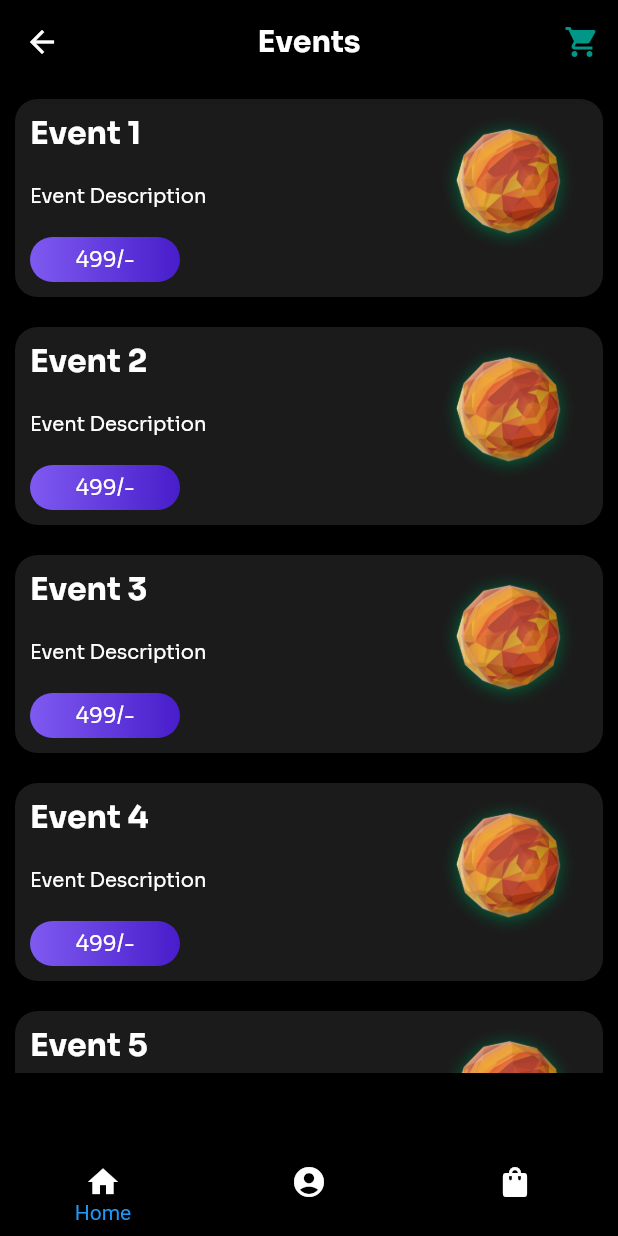
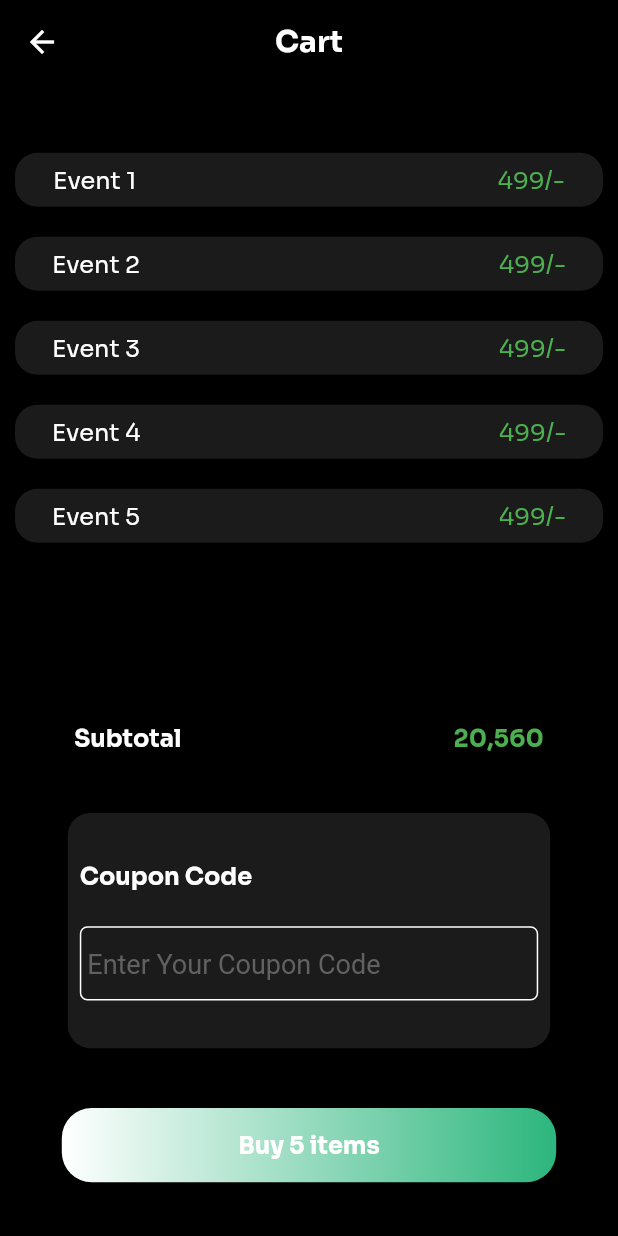
Before and after one commit to Prashant1709/ktf, a Flutter app: the events screen opened directly, after a tap on the "shopping cart" icon, on a phone screen of 412 x 824 dp. Run offline on Flutter 3.47's test engine with Material 2 defaults, Android fonts, the phone set to English and light mode, and no system bars; drawn by our look-alikes of auto_size_text; our stand-ins replace carousel_slider, circular_countdown_timer, firebase_auth, firebase_core, fluttertoast, glass_kit and 3 more; missing offline and left inert: number_to_words, text_divider; accounts and stored records are empty.

Commit message:
Razorpay pages in making

```diff
--- a/lib/cart.dart
+++ b/lib/cart.dart
@@ -0,0 +1,141 @@
+import 'package:auto_size_text/auto_size_text.dart';
+import 'package:flutter/material.dart';
+import 'package:google_fonts/google_fonts.dart';
+import 'package:hexcolor/hexcolor.dart';
+import 'package:number_to_words/number_to_words.dart';
+class cart extends StatefulWidget {
+  const cart({Key? key}) : super(key: key);
+
+  @override
+  State<cart> createState() => _cartState();
+}
+
+class _cartState extends State<cart> {
+  double h(double height) {
+    return MediaQuery.of(context).size.height * height;
+  }
+
+  double w(double width) {
+    return MediaQuery.of(context).size.width * width;
+  }
+  @override
+  Widget build(BuildContext context) {
+    return Scaffold(
+      appBar: AppBar(
+        title: Text(
+          "Cart",
+          style: GoogleFonts.sora(fontWeight: FontWeight.bold),
+        ),
+        centerTitle: true,
+        backgroundColor: Colors.transparent,
+      ),
+      backgroundColor: Colors.black,
+      body:Column(mainAxisAlignment: MainAxisAlignment.spaceEvenly,
+      crossAxisAlignment: CrossAxisAlignment.start,
+      children: [
+        SingleChildScrollView(
+          child: SizedBox(
+            height: h(0.43),
+            child: ListView.builder(itemBuilder: (context,position){
+              return Padding(padding: EdgeInsets.all(6.0),
+              child: Flexible(
+                child: Card(
+                  shape: RoundedRectangleBorder(
+                    borderRadius: BorderRadius.circular(15.0),
+                  ),
+                  color: HexColor("#1B1B1B"),
+                  child: Padding(
+                    padding: const EdgeInsets.all(8.0),
+                    child: Row(
+                      mainAxisAlignment: MainAxisAlignment.spaceEvenly,
+                      children: [
+                        AutoSizeText("Event ${position+1}",style: GoogleFonts.sora(fontSize: 16,color: Colors.white),),
+                        SizedBox(width: w(0.5),),
+                        AutoSizeText("499/-",style: GoogleFonts.sora(fontSize: 16,color: Colors.green),)
+                      ],
+                    ),
+                  ),
+                ),
+              ),);
+            },itemCount: 5,),
+          ),
+        ),
+        Row(mainAxisAlignment: MainAxisAlignment.spaceEvenly,
+          children: [
+            AutoSizeText("Subtotal",style: GoogleFonts.sora(fontSize: 16,fontWeight: FontWeight.bold,color: Colors.white),),
+            SizedBox(width: w(0.2),),
+            AutoSizeText("20,560",style: GoogleFonts.sora(color: Colors.green,fontSize: 16,fontWeight: FontWeight.bold),)
+          ],
+        ),
+        Center(
+          child: Container(height: h(0.2),
+            width: w(0.8),
+            child: Card(
+              shape: RoundedRectangleBorder(
+                borderRadius: BorderRadius.circular(15.0),
+              ),
+              color: HexColor("#1B1B1B"),
+              child: Padding(
+                padding: const EdgeInsets.all(8.0),
+                child: Column(mainAxisAlignment: MainAxisAlignment.spaceEvenly,
+                  crossAxisAlignment: CrossAxisAlignment.start,
+                  children: [
+                    Text("Coupon Code",style: GoogleFonts.sora(fontWeight: FontWeight.bold,fontSize: 16,color: Colors.white),),
+                    Container(
+                      decoration: BoxDecoration(
+                          border: Border.all(color: Colors.white),
+                          borderRadius: BorderRadius.circular(5)),
+                      height: MediaQuery.of(context).size.height * 0.06,
+                      width: MediaQuery.of(context).size.width * 0.9,
+                      padding: EdgeInsets.only(left: 4),
+                      child: TextFormField(
+                        style: TextStyle(fontSize: 18, color: Colors.white),
+                        decoration: InputDecoration(
+                            border: InputBorder.none,
+                            hintText: "Enter Your Coupon Code",
+                            hintStyle: TextStyle(color: Colors.grey[700])),
+                        onChanged: (value) {},
+                      ),
+                    ),
+                  ],
+                ),
+              ),
+            ),
+          ),
+        ),
+        Row(mainAxisAlignment: MainAxisAlignment.spaceEvenly,
+          children: [
+            InkWell(
+              onTap:(){
+                //Navigator.pop(context);
+                //Navigator.push(context, MaterialPageRoute(builder: (BuildContext context) => cart()));
+              },
+              child: Container(
+                height: h(0.06),
+                width: h(0.4),
+                decoration: BoxDecoration(
+                  gradient: LinearGradient(colors: [
+                    HexColor("#ffffff"),
+                    HexColor("#2CB67D"),
+                  ]),
+                  borderRadius: BorderRadius.circular(20),
+                ),
+                child: Center(
+                  child: Text(
+                    "Buy 5 items",
+                    style: GoogleFonts.sora(
+                      color: Colors.white,
+                      fontSize: 16,
+                      fontWeight: FontWeight.bold,
+                    ),
+                  ),
+                ),
+              ),
+            ),
+          ],
+        ),
+      ],
+      )
+      );
+  }
+}
--- a/lib/events.dart
+++ b/lib/events.dart
@@ -3,6 +3,8 @@ import 'package:flutter/material.dart';
 import 'package:google_fonts/google_fonts.dart';
 import 'package:hexcolor/hexcolor.dart';
 import 'package:circular_countdown_timer/circular_countdown_timer.dart';
+import 'package:ktf/cart.dart';
+import 'package:fluttertoast/fluttertoast.dart';
 class events extends StatefulWidget {
   const events({Key? key}) : super(key: key);
 
@@ -55,7 +57,9 @@ class _eventsState extends State<events> {
         centerTitle: true,
         backgroundColor: Colors.transparent,
         actions: [
-          IconButton(onPressed: (){}, icon: Icon(Icons.shopping_cart,color: Colors.teal,),color: Colors.grey.shade300,)
+          IconButton(onPressed: (){
+            Navigator.push(context, MaterialPageRoute(builder: (BuildContext context) => cart()));
+          }, icon: Icon(Icons.shopping_cart,color: Colors.teal,),color: Colors.grey.shade300,)
         ],
       ),
       backgroundColor: Colors.black,
@@ -184,7 +188,17 @@ class _eventsState extends State<events> {
                                       SizedBox(height: h(0.1),),
                                       Row(mainAxisAlignment: MainAxisAlignment.spaceEvenly,
                                         children: [
-                                          InkWell(onTap:(){},
+                                          InkWell(onTap:(){
+                                            Navigator.pop(context);
+                                            Fluttertoast.showToast(
+                                              msg: "Added to Cart",
+                                                toastLength: Toast.LENGTH_LONG,
+                                                gravity: ToastGravity.CENTER,
+                                                fontSize: 17,
+                                                backgroundColor: Colors.deepPurple,
+                                              textColor: Colors.white
+                                            );
+                                          },
                                             child: Container(
                                               height: h(0.06),
                                               width: h(0.4),
@@ -213,7 +227,10 @@ class _eventsState extends State<events> {
                                       Row(mainAxisAlignment: MainAxisAlignment.spaceEvenly,
                                         children: [
                                           InkWell(
-                                            onTap:(){},
+                                            onTap:(){
+                                              Navigator.pop(context);
+                                              Navigator.push(context, MaterialPageRoute(builder: (BuildContext context) => cart()));
+                                            },
                                             child: Container(
                                               height: h(0.06),
                                               width: h(0.4),
--- a/lib/home.dart
+++ b/lib/home.dart
@@ -6,6 +6,7 @@ import 'package:flutter/material.dart';
 import 'package:carousel_slider/carousel_slider.dart';
 import 'package:google_fonts/google_fonts.dart';
 import 'package:hexcolor/hexcolor.dart';
+import 'package:ktf/cart.dart';
 import 'package:ktf/events.dart';
 import 'package:ktf/merch.dart';
 import 'package:ktf/profile.dart';
@@ -456,7 +457,7 @@ class _homeState extends State<home> {
                                         BorderRadius.circular(60)),
                                     child: InkWell(
                                       onTap: () {
-                                        //Navigator.pushReplacement(context, MaterialPageRoute(builder: (BuildContext context) => Home()));
+                                        Navigator.push(context, MaterialPageRoute(builder: (BuildContext context) => cart()));
                                       },
                                       child: Center(
                                         child: Text(
--- a/pubspec.yaml
+++ b/pubspec.yaml
@@ -45,6 +45,8 @@ dependencies:
   auto_size_text: ^3.0.0
   circular_countdown_timer: ^0.2.1
   razorpay_flutter: ^1.3.0
+  fluttertoast: ^8.0.9
+  number_to_words: ^1.0.0
 
 dev_dependencies:
   flutter_test:
```
Also changed, not shown: pubspec.lock.
